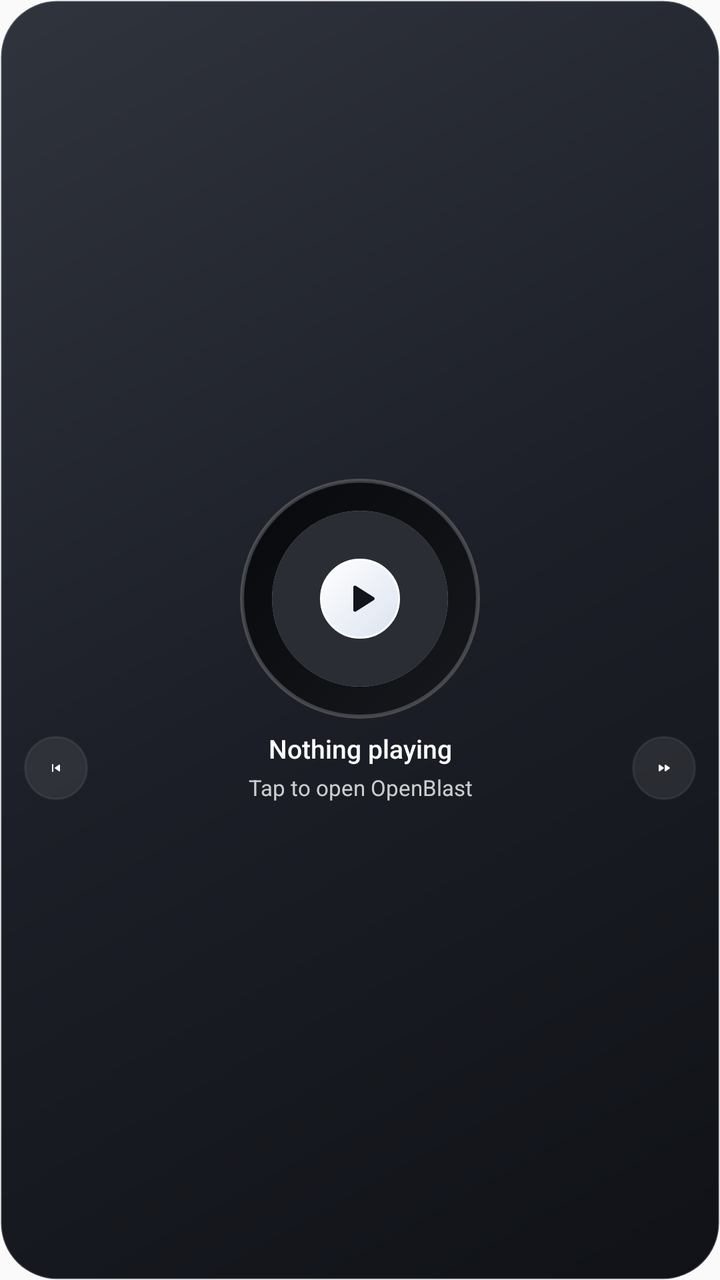
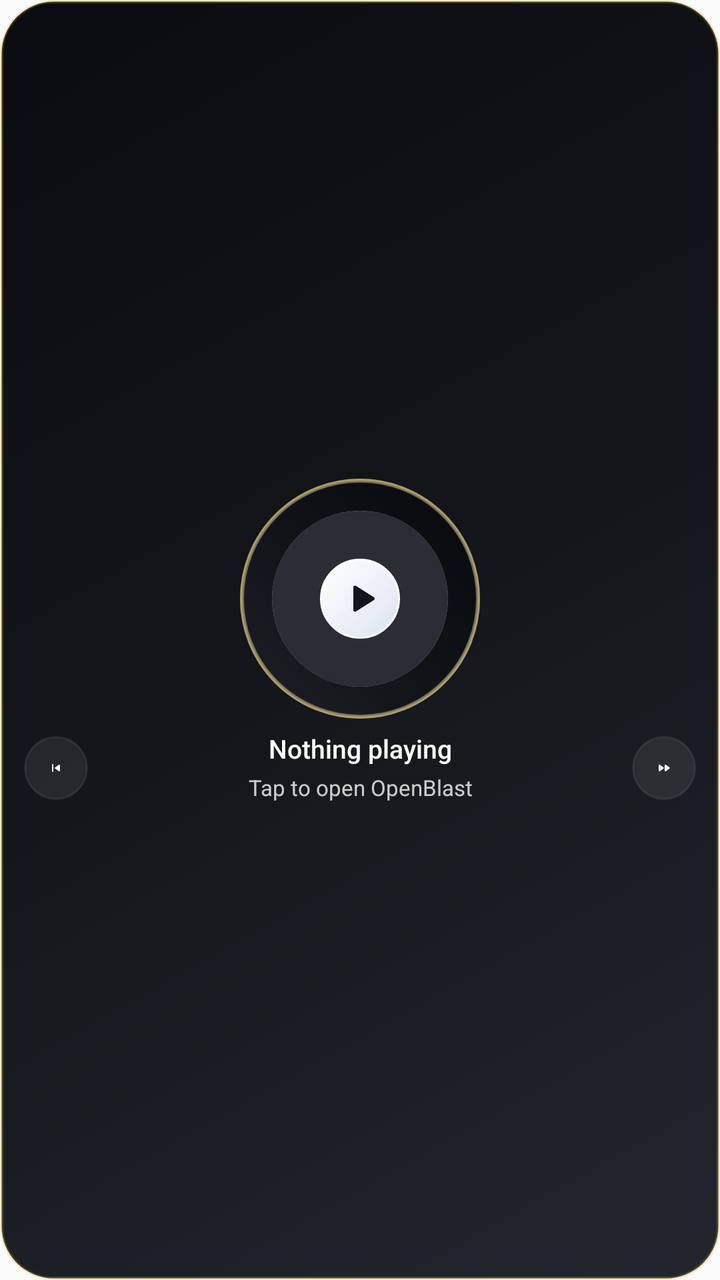

Before-and-after screenshots of an Android layout around one commit, followed by the original layout XML and the change that was made.
<!-- AndroidManifest.xml: application theme Theme.OpenTune -->
<!-- res/layout/widget_vinyl_turntable.xml -->
<?xml version="1.0" encoding="utf-8"?>
<FrameLayout xmlns:android="http://schemas.android.com/apk/res/android"
    xmlns:tools="http://schemas.android.com/tools"
    android:id="@+id/widget_root"
    android:layout_width="match_parent"
    android:layout_height="match_parent"
    android:background="@drawable/widget_background"
    android:padding="8dp">

    <LinearLayout
        android:layout_width="match_parent"
        android:layout_height="match_parent"
        android:gravity="center"
        android:orientation="vertical">

        
        <FrameLayout
            android:layout_width="120dp"
            android:layout_height="120dp"
            android:layout_gravity="center_horizontal"
            android:background="@drawable/widget_vinyl_disc"
            android:padding="16dp">

            <ImageView
                android:id="@+id/widget_cover"
                android:layout_width="match_parent"
                android:layout_height="match_parent"
                android:background="@drawable/widget_play_background"
                android:clipToOutline="true"
                android:importantForAccessibility="no"
                android:scaleType="centerCrop"
                android:src="@drawable/ic_widget_cover" />

            
            <ImageButton
                android:id="@+id/widget_play"
                android:layout_width="40dp"
                android:layout_height="40dp"
                android:layout_gravity="center"
                android:background="@drawable/widget_play_background"
                android:contentDescription="@string/widget_play"
                android:padding="10dp"
                android:scaleType="fitCenter"
                android:src="@drawable/ic_widget_play"
                android:tint="#FF12151C"
                tools:ignore="UseAppTint" />
        </FrameLayout>

        
        <LinearLayout
            android:layout_width="match_parent"
            android:layout_height="wrap_content"
            android:layout_marginTop="8dp"
            android:gravity="center_vertical"
            android:orientation="horizontal"
            android:paddingHorizontal="4dp">

            <ImageButton
                android:id="@+id/widget_previous"
                style="@style/WidgetButton"
                android:layout_width="32dp"
                android:layout_height="32dp"
                android:contentDescription="@string/widget_previous"
                android:src="@drawable/ic_widget_previous" />

            <LinearLayout
                android:layout_width="0dp"
                android:layout_height="wrap_content"
                android:layout_weight="1"
                android:gravity="center"
                android:orientation="vertical">

                <TextView
                    android:id="@+id/widget_title"
                    style="@style/WidgetTitle"
                    android:ellipsize="marquee"
                    android:gravity="center"
                    android:singleLine="true"
                    android:text="@string/widget_nothing_playing"
                    android:textSize="13sp" />

                <TextView
                    android:id="@+id/widget_artist"
                    style="@style/WidgetArtist"
                    android:ellipsize="end"
                    android:gravity="center"
                    android:singleLine="true"
                    android:text="@string/widget_open"
                    android:textSize="11sp" />
            </LinearLayout>

            <ImageButton
                android:id="@+id/widget_next"
                style="@style/WidgetButton"
                android:layout_width="32dp"
                android:layout_height="32dp"
                android:contentDescription="@string/widget_next"
                android:src="@drawable/ic_widget_next" />
        </LinearLayout>
    </LinearLayout>
</FrameLayout>
<!-- resources referenced by this layout -->
<resources>
  <!-- drawable widget_background (drawable) -->
  <?xml version="1.0" encoding="utf-8"?>
  <shape xmlns:android="http://schemas.android.com/apk/res/android" android:shape="rectangle">
      <gradient android:angle="315" android:startColor="#FF30343D" android:centerColor="#FF1C1F27" android:endColor="#FF101217" />
      <corners android:radius="28dp" />
      <stroke android:width="1dp" android:color="#26FFFFFF" />
  </shape>
  <!-- drawable widget_play_background (drawable) -->
  <?xml version="1.0" encoding="utf-8"?>
  <ripple xmlns:android="http://schemas.android.com/apk/res/android" android:color="#22000000">
      <item><shape android:shape="oval"><gradient android:angle="315" android:startColor="#FFFFFFFF" android:endColor="#FFDCE3F0" /><stroke android:width="1dp" android:color="#FFFFFFFF" /></shape></item>
  </ripple>
  <!-- drawable widget_vinyl_disc (drawable) -->
  <?xml version="1.0" encoding="utf-8"?>
  <shape xmlns:android="http://schemas.android.com/apk/res/android" android:shape="oval">
      <gradient android:angle="135" android:startColor="#FF18191E" android:centerColor="#FF0F1014" android:endColor="#FF08090C" />
      <stroke android:width="2dp" android:color="#33FFFFFF" />
  </shape>
  <string name="widget_next">Next</string>
  <string name="widget_nothing_playing">Nothing playing</string>
  <string name="widget_open">Tap to open OpenBlast</string>
  <string name="widget_play">Play</string>
  <string name="widget_previous">Previous</string>
  <style name="WidgetArtist" parent="WidgetTitle">
          <item name="android:fontFamily">sans-serif</item>
          <item name="android:textColor">#C7FFFFFF</item>
          <item name="android:textSize">13sp</item>
          <item name="android:layout_marginTop">5dp</item>
      </style>
  <style name="WidgetButton">
          <item name="android:layout_width">48dp</item>
          <item name="android:layout_height">48dp</item>
          <item name="android:background">@drawable/widget_control_background</item>
          <item name="android:padding">12dp</item>
          <item name="android:scaleType">fitCenter</item>
      </style>
  <style name="Theme.OpenTune" parent="android:Theme.Material.Light.NoActionBar" />
  <!-- drawable ic_widget_music (drawable) -->
  <vector xmlns:android="http://schemas.android.com/apk/res/android"
      android:width="24dp" android:height="24dp" android:viewportWidth="24" android:viewportHeight="24">
      <path android:fillColor="#FFFFFFFF" android:pathData="M12,3v10.55c-0.59,-0.34 -1.27,-0.55 -2,-0.55c-2.21,0 -4,1.79 -4,4s1.79,4 4,4s4,-1.79 4,-4V7h4V3H12z" />
  </vector>
  <!-- drawable widget_control_background (drawable) -->
  <?xml version="1.0" encoding="utf-8"?>
  <ripple xmlns:android="http://schemas.android.com/apk/res/android" android:color="#33FFFFFF">
      <item><shape android:shape="oval"><solid android:color="#14FFFFFF" /><stroke android:width="1dp" android:color="#12FFFFFF" /></shape></item>
  </ripple>
  <!-- unchanged entries left out for length: 5 -->
</resources>

<!-- the commit's change to res/layout/widget_vinyl_turntable.xml (unified diff, before → after) -->
@@ -4,7 +4,7 @@
     android:id="@+id/widget_root"
     android:layout_width="match_parent"
     android:layout_height="match_parent"
-    android:background="@drawable/widget_background"
+    android:background="@drawable/widget_turntable_deck"
     android:padding="8dp">
 
     <LinearLayout
<!-- resource entries referenced after the edit -->
@@ -1,23 +1,52 @@
 <!-- resources referenced by this layout -->
 <resources>
-  <!-- drawable widget_background (drawable) -->
-  <?xml version="1.0" encoding="utf-8"?>
-  <shape xmlns:android="http://schemas.android.com/apk/res/android" android:shape="rectangle">
-      <gradient android:angle="315" android:startColor="#FF30343D" android:centerColor="#FF1C1F27" android:endColor="#FF101217" />
-      <corners android:radius="28dp" />
-      <stroke android:width="1dp" android:color="#26FFFFFF" />
-  </shape>
   <!-- drawable widget_play_background (drawable) -->
   <?xml version="1.0" encoding="utf-8"?>
   <ripple xmlns:android="http://schemas.android.com/apk/res/android" android:color="#22000000">
       <item><shape android:shape="oval"><gradient android:angle="315" android:startColor="#FFFFFFFF" android:endColor="#FFDCE3F0" /><stroke android:width="1dp" android:color="#FFFFFFFF" /></shape></item>
   </ripple>
+  <!-- drawable widget_turntable_deck (drawable) -->
+  <?xml version="1.0" encoding="utf-8"?>
+  <shape xmlns:android="http://schemas.android.com/apk/res/android" android:shape="rectangle">
+      <gradient android:angle="135" android:startColor="#FF23262E" android:centerColor="#FF14161B" android:endColor="#FF0B0C0F" />
+      <corners android:radius="26dp" />
+      <stroke android:width="1.5dp" android:color="#40D4AF37" />
+  </shape>
   <!-- drawable widget_vinyl_disc (drawable) -->
   <?xml version="1.0" encoding="utf-8"?>
-  <shape xmlns:android="http://schemas.android.com/apk/res/android" android:shape="oval">
-      <gradient android:angle="135" android:startColor="#FF18191E" android:centerColor="#FF0F1014" android:endColor="#FF08090C" />
-      <stroke android:width="2dp" android:color="#33FFFFFF" />
-  </shape>
+  <layer-list xmlns:android="http://schemas.android.com/apk/res/android">
+      
+      <item>
+          <shape android:shape="oval">
+              <gradient android:angle="45" android:startColor="#FF1E2026" android:centerColor="#FF111216" android:endColor="#FF08090B" />
+              <stroke android:width="2dp" android:color="#4DFFFFFF" />
+          </shape>
+      </item>
+      
+      <item android:inset="8dp">
+          <shape android:shape="oval">
+              <stroke android:width="1dp" android:color="#1AFFFFFF" />
+          </shape>
+      </item>
+      
+      <item android:inset="16dp">
+          <shape android:shape="oval">
+              <stroke android:width="1dp" android:color="#24FFFFFF" />
+          </shape>
+      </item>
+      
+      <item android:inset="24dp">
+          <shape android:shape="oval">
+              <stroke android:width="1dp" android:color="#1AFFFFFF" />
+          </shape>
+      </item>
+      
+      <item android:inset="32dp">
+          <shape android:shape="oval">
+              <stroke android:width="1.5dp" android:color="#66D4AF37" />
+          </shape>
+      </item>
+  </layer-list>
   <string name="widget_next">Next</string>
   <string name="widget_nothing_playing">Nothing playing</string>
   <string name="widget_open">Tap to open OpenBlast</string>
